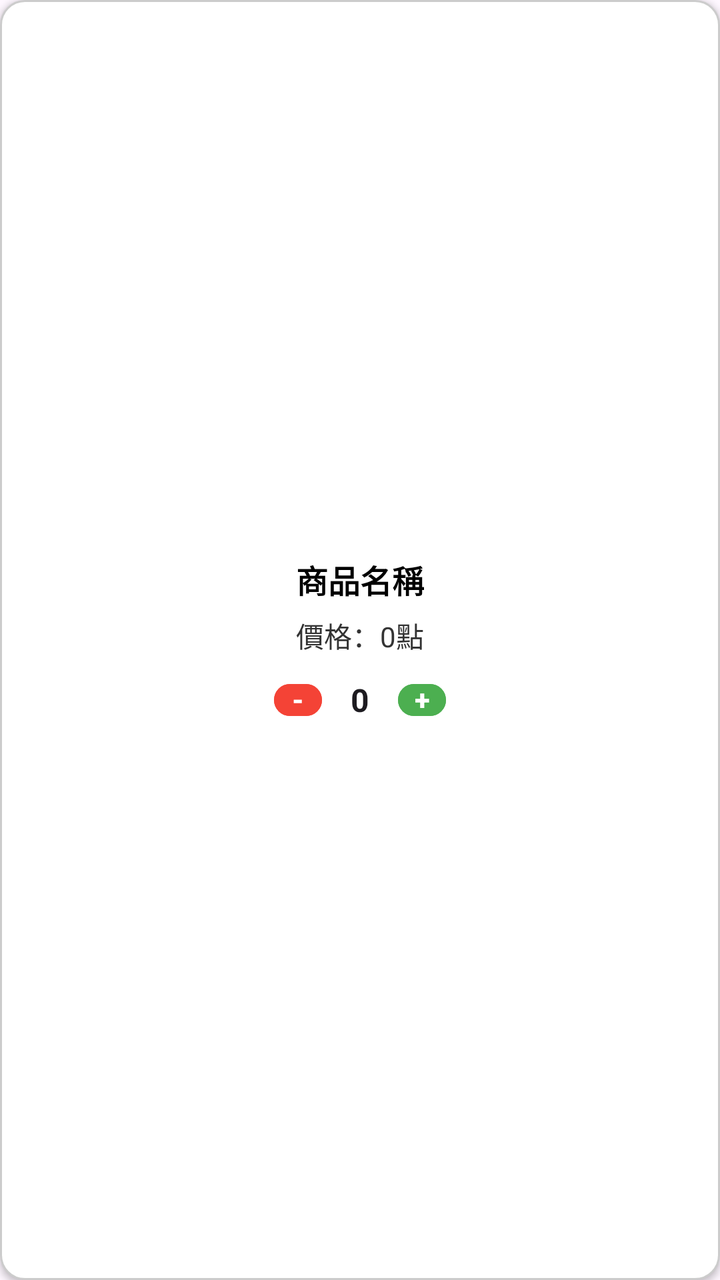
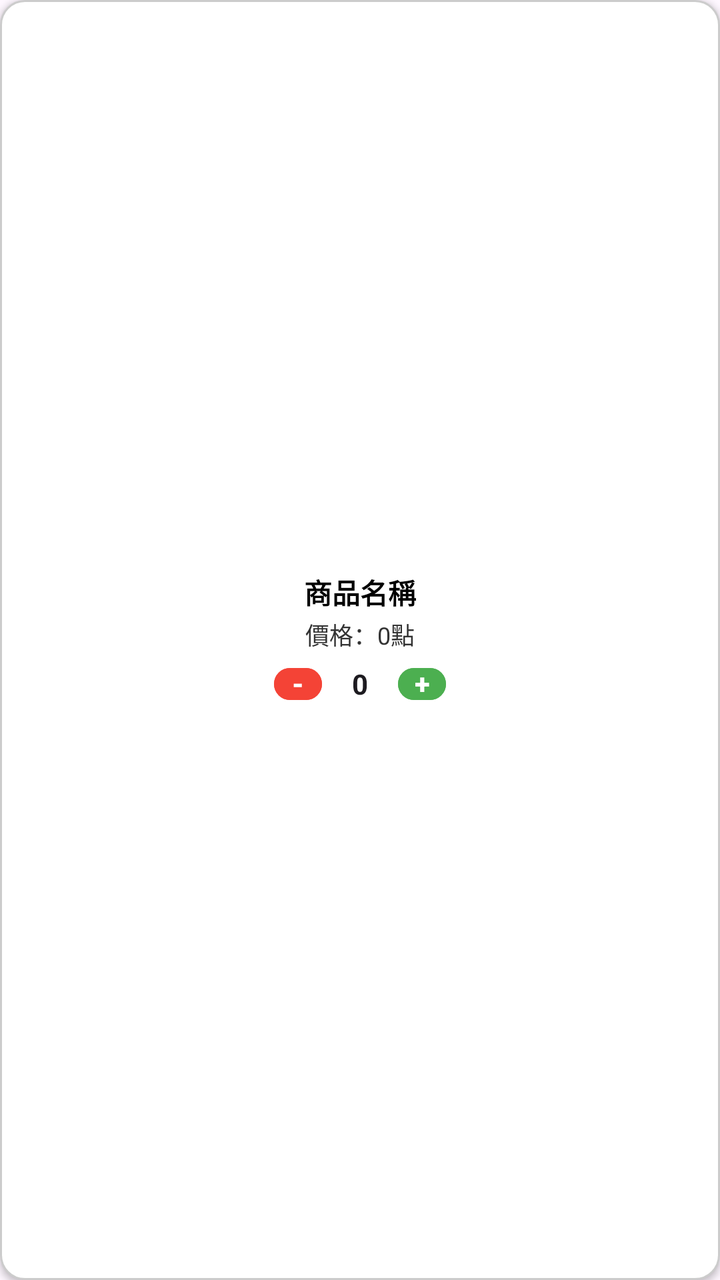

An Android layout rendered at two revisions. The XML below is the earlier revision; the diff shows what the commit changed to produce the second picture.
<!-- AndroidManifest.xml: application theme Theme.A3 -->
<!-- res/layout/shop_item_template.xml -->
<?xml version="1.0" encoding="utf-8"?>
<LinearLayout xmlns:android="http://schemas.android.com/apk/res/android"
    android:layout_width="match_parent"
    android:layout_height="wrap_content"
    xmlns:tools="http://schemas.android.com/tools"
    android:orientation="vertical"
    android:gravity="center"
    android:padding="12dp"
    android:layout_margin="4dp"
    android:background="@drawable/rounded_corner_background"
    android:elevation="2dp">

    <TextView
        android:id="@+id/product_name_textview"
        android:layout_width="wrap_content"
        android:layout_height="wrap_content"
        android:text="商品名稱"
        android:textSize="16sp"
        android:textColor="@android:color/black"
        android:textStyle="bold"
        android:layout_marginBottom="6dp"/>

    <TextView
        android:id="@+id/price_textview"
        android:layout_width="wrap_content"
        android:layout_height="wrap_content"
        android:text="價格：0點"
        android:textSize="14sp"
        android:textColor="#333333"
        android:layout_marginBottom="10dp"/>

    <LinearLayout
        android:layout_width="match_parent"
        android:layout_height="wrap_content"
        android:orientation="horizontal"
        android:gravity="center">

        <Button
            android:id="@+id/decrease_quantity_button"
            android:layout_width="24dp"
            android:layout_height="24dp"
            android:text="-"
            android:textSize="14sp"
            android:textStyle="bold"
            android:textColor="#FFFFFF"
            android:backgroundTint="#F44336"
            android:gravity="center"
            android:textAlignment="center"
            android:includeFontPadding="false"
            android:padding="0dp"
            android:layout_marginEnd="4dp"
            tools:ignore="TouchTargetSizeCheck" />

        <EditText
            android:id="@+id/quantity_edittext"
            android:layout_width="wrap_content"
            android:layout_height="wrap_content"
            android:text="0"
            android:textSize="16sp"
            android:textStyle="bold"
            android:gravity="center"
            android:layout_gravity="center_vertical"
            android:minWidth="30dp"
            android:maxLength="4"
            android:inputType="number"
            android:background="@android:color/transparent"
            tools:ignore="Autofill,LabelFor" />

        <Button
            android:id="@+id/increase_quantity_button"
            android:layout_width="24dp"
            android:layout_height="24dp"
            android:text="+"
            android:textSize="14sp"
            android:textStyle="bold"
            android:textColor="#FFFFFF"
            android:backgroundTint="#4CAF50"
            android:gravity="center"
            android:textAlignment="center"
            android:includeFontPadding="false"
            android:padding="0dp"
            android:layout_marginStart="4dp"
            tools:ignore="TouchTargetSizeCheck" />
    </LinearLayout>
</LinearLayout>
<!-- resources referenced by this layout -->
<resources>
  <!-- drawable rounded_corner_background (drawable) -->
  <?xml version="1.0" encoding="utf-8"?>
  <shape xmlns:android="http://schemas.android.com/apk/res/android">
      <solid android:color="@android:color/white"/>
      <corners android:radius="12dp"/>
      <stroke android:width="1dp" android:color="#CCCCCC"/>
  </shape>
  <style name="Theme.A3" parent="Base.Theme.A3" />
  <style name="Base.Theme.A3" parent="Theme.Material3.DayNight.NoActionBar">
          
          
      </style>
</resources>

<!-- the commit's change to res/layout/shop_item_template.xml (unified diff, before → after) -->
@@ -5,8 +5,11 @@
     xmlns:tools="http://schemas.android.com/tools"
     android:orientation="vertical"
     android:gravity="center"
-    android:padding="12dp"
-    android:layout_margin="4dp"
+    android:paddingStart="4dp"
+    android:paddingEnd="4dp"
+    android:paddingTop="6dp"
+    android:paddingBottom="6dp"
+    android:layout_margin="10dp"
     android:background="@drawable/rounded_corner_background"
     android:elevation="2dp">
 
@@ -15,19 +18,19 @@
         android:layout_width="wrap_content"
         android:layout_height="wrap_content"
         android:text="商品名稱"
-        android:textSize="16sp"
+        android:textSize="14sp"
         android:textColor="@android:color/black"
         android:textStyle="bold"
-        android:layout_marginBottom="6dp"/>
+        android:layout_marginBottom="2dp"/>
 
     <TextView
         android:id="@+id/price_textview"
         android:layout_width="wrap_content"
         android:layout_height="wrap_content"
         android:text="價格：0點"
-        android:textSize="14sp"
+        android:textSize="12sp"
         android:textColor="#333333"
-        android:layout_marginBottom="10dp"/>
+        android:layout_marginBottom="4dp"/>
 
     <LinearLayout
         android:layout_width="match_parent"
@@ -56,7 +59,7 @@
             android:layout_width="wrap_content"
             android:layout_height="wrap_content"
             android:text="0"
-            android:textSize="16sp"
+            android:textSize="14sp"
             android:textStyle="bold"
             android:gravity="center"
             android:layout_gravity="center_vertical"
